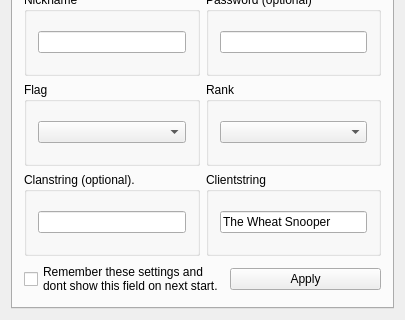
Old version of the form trunk/src/mainwindow.ui in the repository svn2github/twsoldunsupported; both pictures show x 0 to 405 and y 204 to 524 of the 405 by 524 pixel window.
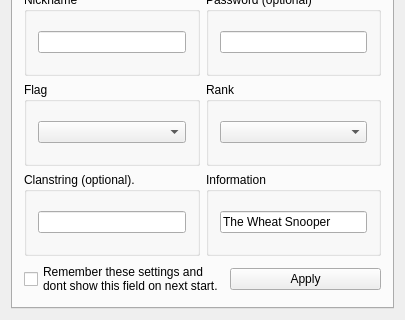
New version of the form. Icons and pictures are not drawn.

The edit to the form file:
```diff
--- a/trunk/src/mainwindow.ui
+++ b/trunk/src/mainwindow.ui
@@ -254,7 +254,7 @@
                <item>
                 <widget class="QGroupBox" name="groupBox_7">
                  <property name="title">
-                  <string>Clientstring</string>
+                  <string>Information</string>
                  </property>
                  <layout class="QHBoxLayout" name="horizontalLayout_10">
                   <item>
```
